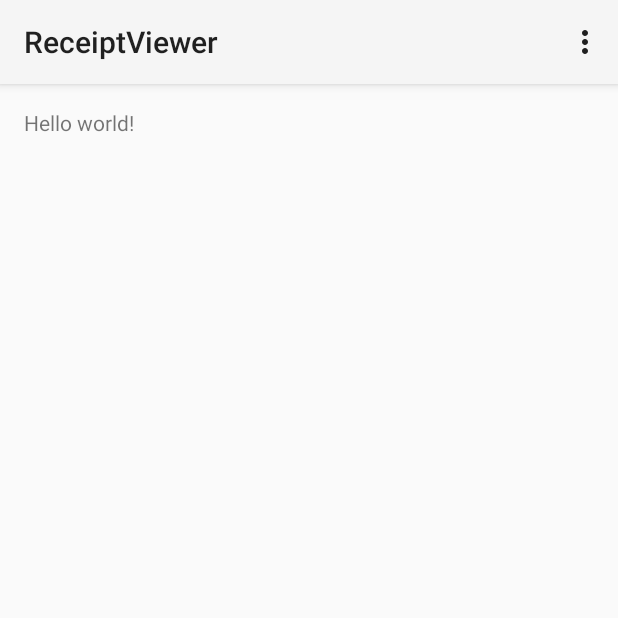
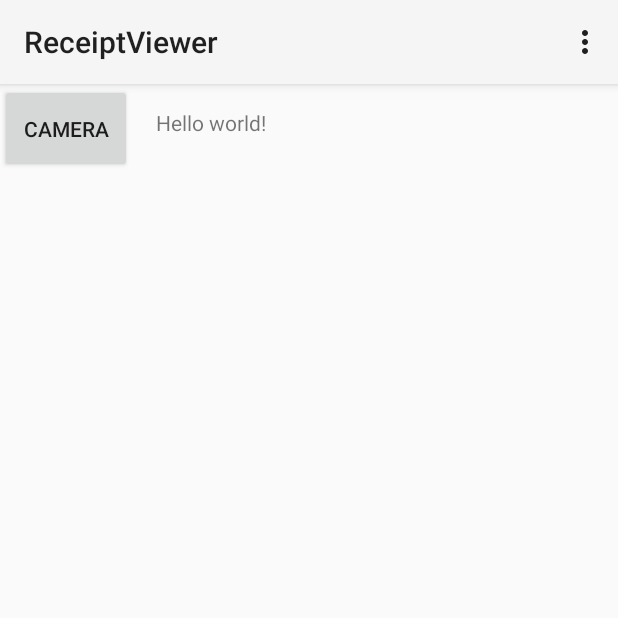
Before and after one commit to yuanzhi-umd/receipt_master, an Android app: the screen it shows after launch (MainActivity), on a phone screen of 412 x 824 dp, the top half of it. Run offline under Robolectric (Android 15) with nearby library versions, the phone set to English and light mode, and no system bars; 1 statement that could not run was skipped.

Commit message:
Select different activity

```diff
--- a/AndroidStudioProjects/ReceiptViewer/app/src/main/java/com/bootcamp/receipt/receiptviewer/MainActivity.java
+++ b/AndroidStudioProjects/ReceiptViewer/app/src/main/java/com/bootcamp/receipt/receiptviewer/MainActivity.java
@@ -13,6 +13,7 @@ import android.view.MenuItem;
 import android.view.View;
 import android.view.ViewGroup;
 import android.os.Build;
+import android.widget.Button;
 
 
 import java.io.BufferedInputStream;
@@ -24,10 +25,24 @@ import java.io.IOException;
 
 public class MainActivity extends Activity {
 
+    private Button camera;
+
     @Override
     protected void onCreate(Bundle savedInstanceState) {
 
         super.onCreate(savedInstanceState);
+
+
+        camera = (Button) findViewById(R.id.camera);
+
+        camera.setOnClickListener(new View.OnClickListener() {
+            public void onClick(View v) {
+                //Intent intent = new Intent(MainActivity.this, CameraActivity.class);
+                //startActivity(intent);
+            }
+
+        });
+
         setContentView(R.layout.activity_main);
         if (savedInstanceState == null) {
             getFragmentManager().beginTransaction()
--- a/AndroidStudioProjects/ReceiptViewer/app/src/main/res/layout/activity_main.xml
+++ b/AndroidStudioProjects/ReceiptViewer/app/src/main/res/layout/activity_main.xml
@@ -1,4 +1,12 @@
-<FrameLayout xmlns:android="http://schemas.android.com/apk/res/android"
+<LinearLayout xmlns:android="http://schemas.android.com/apk/res/android"
     xmlns:tools="http://schemas.android.com/tools" android:id="@+id/container"
     android:layout_width="match_parent" android:layout_height="match_parent"
-    tools:context=".MainActivity" tools:ignore="MergeRootFrame" />
+    tools:context=".MainActivity" tools:ignore="MergeRootFrame" >
+
+    <Button
+        android:layout_width="wrap_content"
+        android:layout_height="59dp"
+        android:text="Camera"
+        android:id="@+id/camera"
+        android:layout_gravity="left|top" />
+</LinearLayout>
```
Also changed, not shown: AndroidStudioProjects/ReceiptViewer/app/src/main/AndroidManifest.xml (+2 -8 lines).
